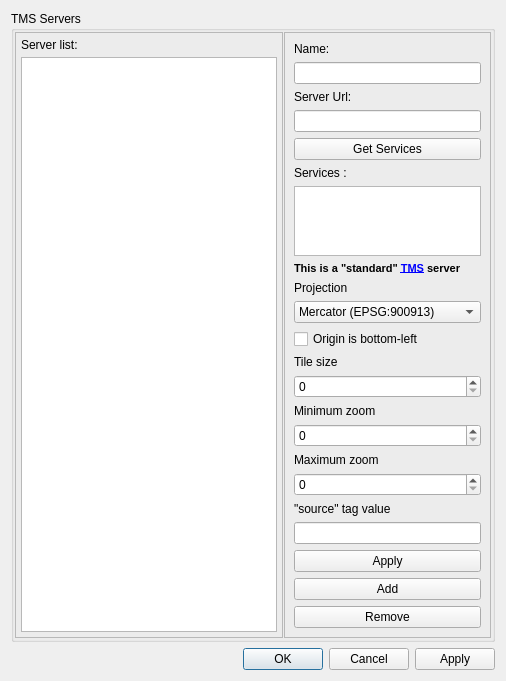
Old version of the form src/Preferences/TMSPreferencesDialog.ui in the repository openstreetmap/merkaartor.
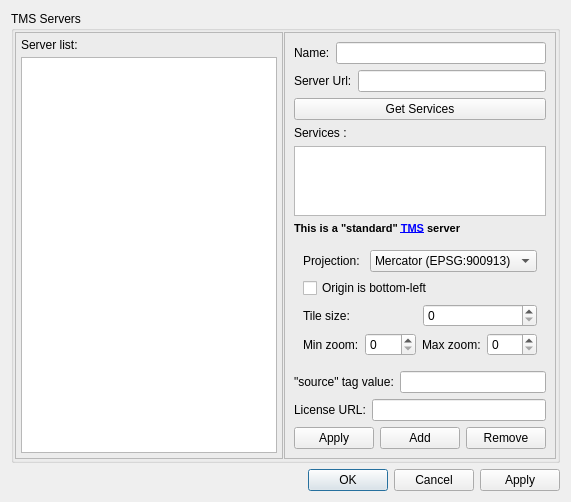
New version of the form.

Commit message: ADD : Provision for a license term url to be agreed for map backgrounds FIX : accidental commit (fixes #3139)

What changed in the file:
```diff
--- a/src/Preferences/TMSPreferencesDialog.ui
+++ b/src/Preferences/TMSPreferencesDialog.ui
@@ -6,8 +6,8 @@
    <rect>
     <x>0</x>
     <y>0</y>
-    <width>506</width>
-    <height>646</height>
+    <width>550</width>
+    <height>489</height>
    </rect>
   </property>
   <property name="windowTitle">
@@ -69,7 +69,9 @@
         <property name="frameShadow">
          <enum>QFrame::Raised</enum>
         </property>
-        <layout class="QVBoxLayout">
+        <layout class="QVBoxLayout" name="verticalLayout_3">
+         <item>
+          <layout class="QHBoxLayout" name="horizontalLayout">
          <item>
           <widget class="QLabel" name="label_11">
            <property name="text">
@@ -87,6 +89,10 @@
            </property>
           </widget>
          </item>
+          </layout>
+         </item>
+         <item>
+          <layout class="QHBoxLayout" name="horizontalLayout_2">
          <item>
           <widget class="QLabel" name="label_5">
            <property name="text">
@@ -97,6 +103,8 @@
          <item>
           <widget class="QLineEdit" name="edTmsUrl"/>
          </item>
+          </layout>
+         </item>
          <item>
           <widget class="QPushButton" name="btGetServices">
            <property name="text">
@@ -152,16 +160,12 @@
             <enum>QFrame::Raised</enum>
            </property>
            <layout class="QVBoxLayout" name="verticalLayout_2">
-            <property name="spacing">
-             <number>6</number>
-            </property>
-            <property name="margin">
-             <number>0</number>
-            </property>
+            <item>
+             <layout class="QHBoxLayout" name="horizontalLayout_6">
             <item>
              <widget class="QLabel" name="label_7">
               <property name="text">
-               <string>Projection</string>
+                 <string>Projection:</string>
               </property>
              </widget>
             </item>
@@ -179,6 +183,8 @@
               </item>
              </widget>
             </item>
+             </layout>
+            </item>
             <item>
              <widget class="QCheckBox" name="cbBotLeftOrigin">
               <property name="text">
@@ -187,9 +193,11 @@
              </widget>
             </item>
             <item>
+             <layout class="QHBoxLayout" name="horizontalLayout_7">
+              <item>
              <widget class="QLabel" name="label_3">
               <property name="text">
-               <string>Tile size</string>
+                 <string>Tile size:</string>
               </property>
              </widget>
             </item>
@@ -203,10 +211,14 @@
               </property>
              </widget>
             </item>
+             </layout>
+            </item>
+            <item>
+             <layout class="QHBoxLayout" name="horizontalLayout_8">
             <item>
              <widget class="QLabel" name="label">
               <property name="text">
-               <string>Minimum zoom</string>
+                 <string>Min zoom:</string>
               </property>
              </widget>
             </item>
@@ -216,7 +228,7 @@
             <item>
              <widget class="QLabel" name="label_2">
               <property name="text">
-               <string>Maximum zoom</string>
+                 <string>Max zoom:</string>
               </property>
              </widget>
             </item>
@@ -224,8 +236,38 @@
              <widget class="QSpinBox" name="sbMaxZoom"/>
             </item>
            </layout>
+            </item>
+           </layout>
           </widget>
          </item>
+         <item>
+          <layout class="QHBoxLayout" name="horizontalLayout_3">
+           <item>
+            <widget class="QLabel" name="label_8">
+             <property name="text">
+              <string>&quot;source&quot; tag value:</string>
+             </property>
+            </widget>
+           </item>
+           <item>
+            <widget class="QLineEdit" name="edSourceTag"/>
+           </item>
+          </layout>
+         </item>
+         <item>
+          <layout class="QHBoxLayout" name="horizontalLayout_4">
+           <item>
+            <widget class="QLabel" name="label_9">
+             <property name="text">
+              <string>License URL:</string>
+             </property>
+            </widget>
+           </item>
+           <item>
+            <widget class="QLineEdit" name="edLicenseUrl"/>
+           </item>
+          </layout>
+         </item>
          <item>
           <spacer>
            <property name="orientation">
@@ -240,15 +282,7 @@
           </spacer>
          </item>
          <item>
-          <widget class="QLabel" name="label_8">
-           <property name="text">
-            <string>&quot;source&quot; tag value</string>
-           </property>
-          </widget>
-         </item>
-         <item>
-          <widget class="QLineEdit" name="edSourceTag"/>
-         </item>
+          <layout class="QHBoxLayout" name="horizontalLayout_5">
          <item>
           <widget class="QPushButton" name="btApplyTmsServer">
            <property name="text">
@@ -269,6 +303,8 @@
             <string>Remove</string>
            </property>
           </widget>
+           </item>
+          </layout>
          </item>
         </layout>
        </widget>
```
Lines whose indentation alone changed are shown as unchanged. The commit also changes 25 other files.
